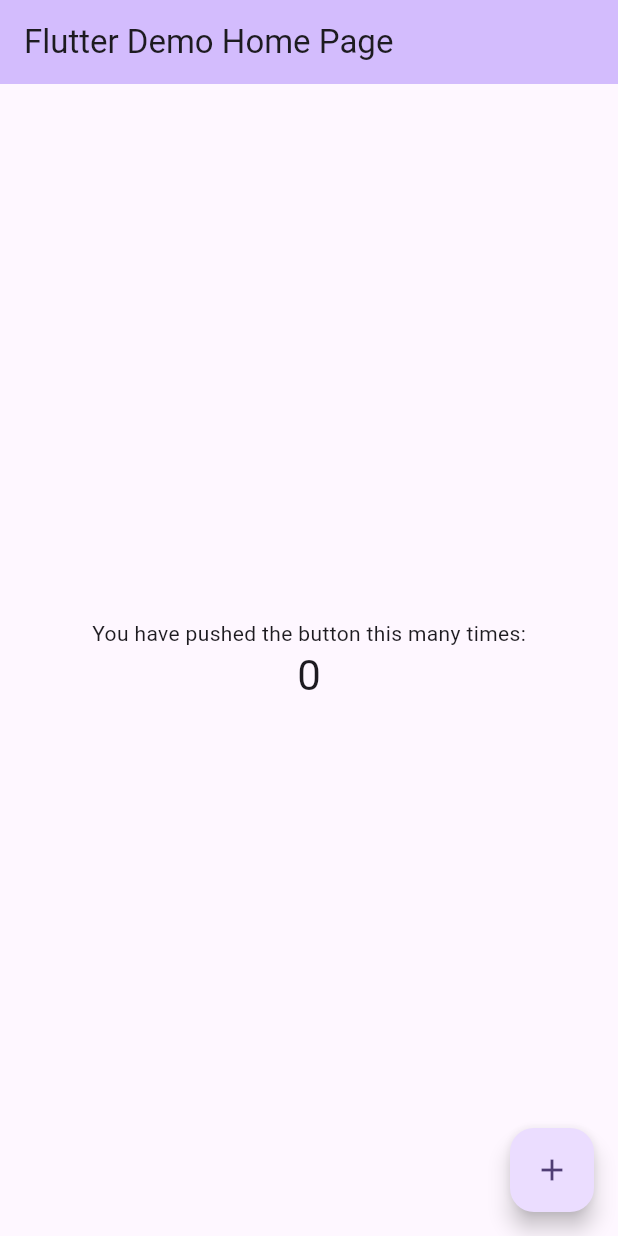
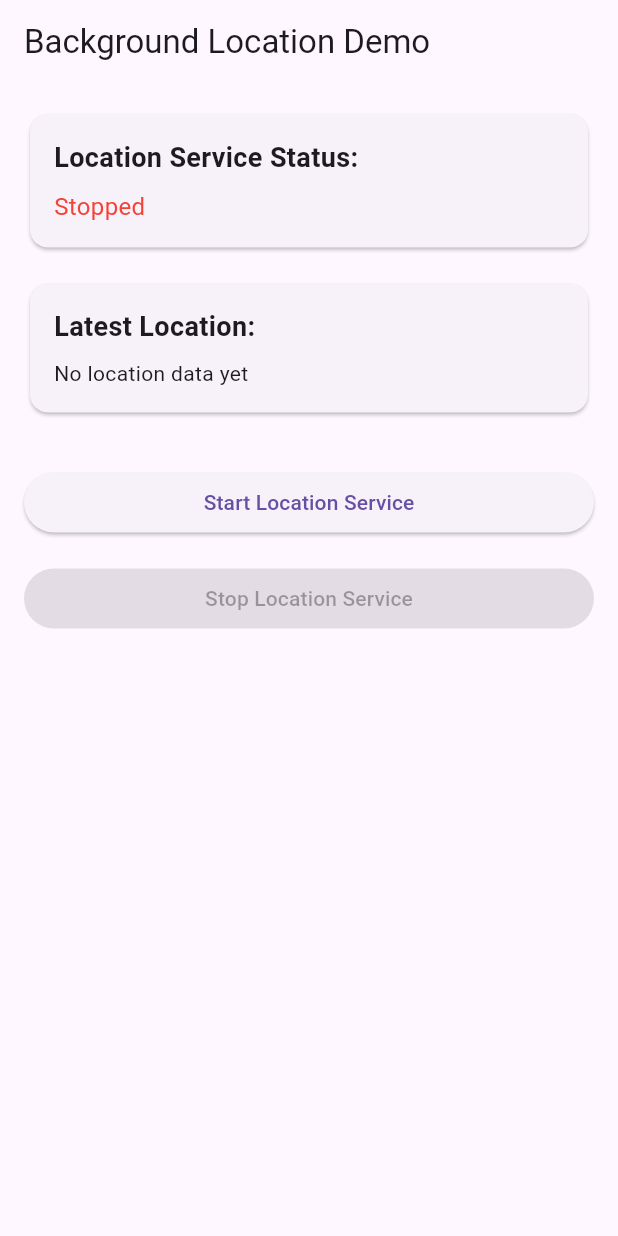
Before and after one commit to ultronDebugs/bg_locate, a Flutter app: the screen it shows after launch, on a phone screen of 412 x 824 dp. Run offline on Flutter 3.47's test engine with Material 3 defaults, Android fonts, the phone set to English and light mode, and no system bars; missing offline and left inert: background_locator_2, location_permissions.

Commit message:
geetting somewhere

```diff
--- a/lib/main.dart
+++ b/lib/main.dart
@@ -1,122 +1,163 @@
 import 'package:flutter/material.dart';
+import 'package:background_locator_2/background_locator.dart';
+// import 'package:background_locator_2/location_dto.dart';
+import 'package:background_locator_2/settings/android_settings.dart';
+import 'package:background_locator_2/settings/ios_settings.dart';
+import 'package:background_locator_2/settings/locator_settings.dart';
+import 'package:location_permissions/location_permissions.dart';
+import 'location_callback_handler.dart';
 
 void main() {
-  runApp(const MyApp());
+  runApp(MyApp());
 }
 
 class MyApp extends StatelessWidget {
-  const MyApp({super.key});
-
-  // This widget is the root of your application.
   @override
   Widget build(BuildContext context) {
     return MaterialApp(
-      title: 'Flutter Demo',
-      theme: ThemeData(
-        // This is the theme of your application.
-        //
-        // TRY THIS: Try running your application with "flutter run". You'll see
-        // the application has a purple toolbar. Then, without quitting the app,
-        // try changing the seedColor in the colorScheme below to Colors.green
-        // and then invoke "hot reload" (save your changes or press the "hot
-        // reload" button in a Flutter-supported IDE, or press "r" if you used
-        // the command line to start the app).
-        //
-        // Notice that the counter didn't reset back to zero; the application
-        // state is not lost during the reload. To reset the state, use hot
-        // restart instead.
-        //
-        // This works for code too, not just values: Most code changes can be
-        // tested with just a hot reload.
-        colorScheme: ColorScheme.fromSeed(seedColor: Colors.deepPurple),
-      ),
-      home: const MyHomePage(title: 'Flutter Demo Home Page'),
+      title: 'Background Location Demo',
+      theme: ThemeData(primarySwatch: Colors.blue),
+      home: LocationScreen(),
     );
   }
 }
 
-class MyHomePage extends StatefulWidget {
-  const MyHomePage({super.key, required this.title});
+class LocationScreen extends StatefulWidget {
+  @override
+  _LocationScreenState createState() => _LocationScreenState();
+}
 
-  // This widget is the home page of your application. It is stateful, meaning
-  // that it has a State object (defined below) that contains fields that affect
-  // how it looks.
-
-  // This class is the configuration for the state. It holds the values (in this
-  // case the title) provided by the parent (in this case the App widget) and
-  // used by the build method of the State. Fields in a Widget subclass are
-  // always marked "final".
-
-  final String title;
+class _LocationScreenState extends State<LocationScreen> {
+  bool _isRunning = false;
+  String _locationData = 'No location data yet';
 
   @override
-  State<MyHomePage> createState() => _MyHomePageState();
-}
+  void initState() {
+    super.initState();
+    _checkLocationPermission();
+  }
 
-class _MyHomePageState extends State<MyHomePage> {
-  int _counter = 0;
+  Future<void> _checkLocationPermission() async {
+    final permission = await LocationPermissions().checkPermissionStatus();
+    if (permission != PermissionStatus.granted) {
+      await LocationPermissions().requestPermissions();
+    }
+  }
 
-  void _incrementCounter() {
+  Future<void> _startLocationService() async {
+    if (await _isLocationServiceRunning()) {
+      return;
+    }
+
+    await BackgroundLocator.registerLocationUpdate(
+      LocationCallbackHandler.callback,
+      initCallback: LocationCallbackHandler.initCallback,
+      initDataCallback: {'countInit': 1},
+      disposeCallback: LocationCallbackHandler.disposeCallback,
+      autoStop: false,
+      iosSettings: IOSSettings(
+        accuracy: LocationAccuracy.HIGH,
+        distanceFilter: 0,
+        stopWithTerminate: true,
+      ),
+      androidSettings: AndroidSettings(
+        accuracy: LocationAccuracy.HIGH,
+        interval: 5000,
+        distanceFilter: 0,
+        client: LocationClient.google,
+        androidNotificationSettings: AndroidNotificationSettings(
+          notificationChannelName: 'Location tracking',
+          notificationTitle: 'Background location',
+          notificationMsg: 'Track location in background',
+          notificationBigMsg:
+              'Background location is on to keep the app up-to-date with your location.',
+        ),
+      ),
+    );
+
     setState(() {
-      // This call to setState tells the Flutter framework that something has
-      // changed in this State, which causes it to rerun the build method below
-      // so that the display can reflect the updated values. If we changed
-      // _counter without calling setState(), then the build method would not be
-      // called again, and so nothing would appear to happen.
-      _counter++;
+      _isRunning = true;
     });
+  }
+
+  Future<void> _stopLocationService() async {
+    await BackgroundLocator.unRegisterLocationUpdate();
+    setState(() {
+      _isRunning = false;
+    });
+  }
+
+  Future<bool> _isLocationServiceRunning() async {
+    return await BackgroundLocator.isServiceRunning();
   }
 
   @override
   Widget build(BuildContext context) {
-    // This method is rerun every time setState is called, for instance as done
-    // by the _incrementCounter method above.
-    //
-    // The Flutter framework has been optimized to make rerunning build methods
-    // fast, so that you can just rebuild anything that needs updating rather
-    // than having to individually change instances of widgets.
     return Scaffold(
-      appBar: AppBar(
-        // TRY THIS: Try changing the color here to a specific color (to
-        // Colors.amber, perhaps?) and trigger a hot reload to see the AppBar
-        // change color while the other colors stay the same.
-        backgroundColor: Theme.of(context).colorScheme.inversePrimary,
-        // Here we take the value from the MyHomePage object that was created by
-        // the App.build method, and use it to set our appbar title.
-        title: Text(widget.title),
-      ),
-      body: Center(
-        // Center is a layout widget. It takes a single child and positions it
-        // in the middle of the parent.
+      appBar: AppBar(title: Text('Background Location Demo')),
+      body: Padding(
+        padding: const EdgeInsets.all(16.0),
         child: Column(
-          // Column is also a layout widget. It takes a list of children and
-          // arranges them vertically. By default, it sizes itself to fit its
-          // children horizontally, and tries to be as tall as its parent.
-          //
-          // Column has various properties to control how it sizes itself and
-          // how it positions its children. Here we use mainAxisAlignment to
-          // center the children vertically; the main axis here is the vertical
-          // axis because Columns are vertical (the cross axis would be
-          // horizontal).
-          //
-          // TRY THIS: Invoke "debug painting" (choose the "Toggle Debug Paint"
-          // action in the IDE, or press "p" in the console), to see the
-          // wireframe for each widget.
-          mainAxisAlignment: MainAxisAlignment.center,
-          children: <Widget>[
-            const Text('You have pushed the button this many times:'),
-            Text(
-              '$_counter',
-              style: Theme.of(context).textTheme.headlineMedium,
+          crossAxisAlignment: CrossAxisAlignment.stretch,
+          children: [
+            Card(
+              child: Padding(
+                padding: const EdgeInsets.all(16.0),
+                child: Column(
+                  crossAxisAlignment: CrossAxisAlignment.start,
+                  children: [
+                    Text(
+                      'Location Service Status:',
+                      style: TextStyle(
+                        fontSize: 18,
+                        fontWeight: FontWeight.bold,
+                      ),
+                    ),
+                    SizedBox(height: 8),
+                    Text(
+                      _isRunning ? 'Running' : 'Stopped',
+                      style: TextStyle(
+                        fontSize: 16,
+                        color: _isRunning ? Colors.green : Colors.red,
+                      ),
+                    ),
+                  ],
+                ),
+              ),
+            ),
+            SizedBox(height: 16),
+            Card(
+              child: Padding(
+                padding: const EdgeInsets.all(16.0),
+                child: Column(
+                  crossAxisAlignment: CrossAxisAlignment.start,
+                  children: [
+                    Text(
+                      'Latest Location:',
+                      style: TextStyle(
+                        fontSize: 18,
+                        fontWeight: FontWeight.bold,
+                      ),
+                    ),
+                    SizedBox(height: 8),
+                    Text(_locationData, style: TextStyle(fontSize: 14)),
+                  ],
+                ),
+              ),
+            ),
+            SizedBox(height: 32),
+            ElevatedButton(
+              onPressed: _isRunning ? null : _startLocationService,
+              child: Text('Start Location Service'),
+            ),
+            SizedBox(height: 16),
+            ElevatedButton(
+              onPressed: _isRunning ? _stopLocationService : null,
+              child: Text('Stop Location Service'),
             ),
           ],
         ),
       ),
-      floatingActionButton: FloatingActionButton(
-        onPressed: _incrementCounter,
-        tooltip: 'Increment',
-        child: const Icon(Icons.add),
-      ), // This trailing comma makes auto-formatting nicer for build methods.
     );
   }
 }
--- a/pubspec.yaml
+++ b/pubspec.yaml
@@ -2,7 +2,7 @@ name: bg_locate
 description: "A new Flutter project."
 # The following line prevents the package from being accidentally published to
 # pub.dev using `flutter pub publish`. This is preferred for private packages.
-publish_to: 'none' # Remove this line if you wish to publish to pub.dev
+publish_to: "none" # Remove this line if you wish to publish to pub.dev
 
 # The following defines the version and build number for your application.
 # A version number is three numbers separated by dots, like 1.2.43
@@ -35,6 +35,7 @@ dependencies:
   # Use with the CupertinoIcons class for iOS style icons.
   cupertino_icons: ^1.0.8
   background_locator_2: ^2.0.6
+  location_permissions: ^4.0.1
 
 dev_dependencies:
   flutter_test:
@@ -52,7 +53,6 @@ dev_dependencies:
 
 # The following section is specific to Flutter packages.
 flutter:
-
   # The following line ensures that the Material Icons font is
   # included with your application, so that you can use the icons in
   # the material Icons class.
```
Also changed, not shown: lib/location_callback_handler.dart (added, +65 -0 lines), pubspec.lock, 6 other files.
